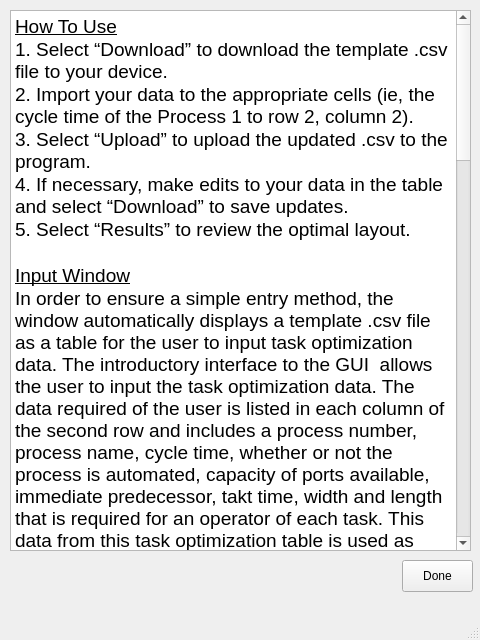
First picture: the form in backend/help.ui, repository sblankley/global-clinic-2020, before the edit.
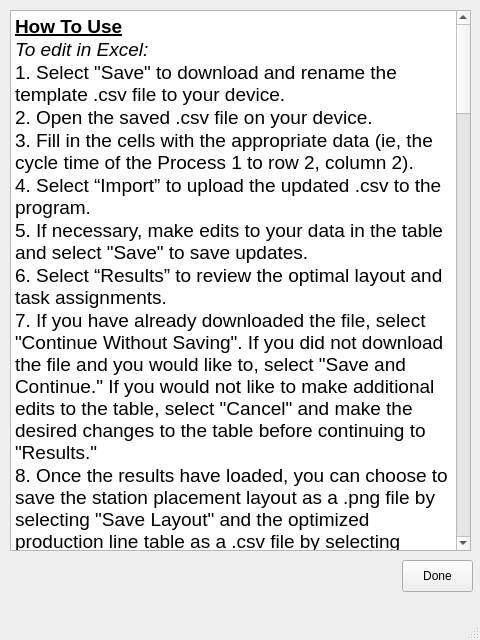
Second picture: the form after the edit.

Commit message: updated How To instructions and window info

Diff of the .ui file:
```diff
--- a/backend/help.ui
+++ b/backend/help.ui
@@ -44,24 +44,37 @@
 &lt;html&gt;&lt;head&gt;&lt;meta name=&quot;qrichtext&quot; content=&quot;1&quot; /&gt;&lt;style type=&quot;text/css&quot;&gt;
 p, li { white-space: pre-wrap; }
 &lt;/style&gt;&lt;/head&gt;&lt;body style=&quot; font-family:'Helvetica'; font-size:14pt; font-weight:400; font-style:normal;&quot;&gt;
-&lt;p style=&quot; margin-top:0px; margin-bottom:0px; margin-left:0px; margin-right:0px; -qt-block-indent:0; text-indent:0px;&quot;&gt;&lt;a name=&quot;docs-internal-guid-2575220b-7fff-4287-2557-40c273b83d74&quot;&gt;&lt;/a&gt;&lt;span style=&quot; text-decoration: underline; color:#000000; background-color:transparent;&quot;&gt;H&lt;/span&gt;&lt;span style=&quot; text-decoration: underline; color:#000000; background-color:transparent;&quot;&gt;ow To Use&lt;/span&gt;&lt;/p&gt;
-&lt;p style=&quot; margin-top:0px; margin-bottom:0px; margin-left:0px; margin-right:0px; -qt-block-indent:0; text-indent:0px;&quot;&gt;&lt;a name=&quot;docs-internal-guid-19474c79-7fff-71cc-b538-8d911e409bbf&quot;&gt;&lt;/a&gt;&lt;span style=&quot; color:#000000; background-color:transparent;&quot;&gt;1&lt;/span&gt;&lt;span style=&quot; color:#000000; background-color:transparent;&quot;&gt;. Select “Download” to download the template .csv file to your device.&lt;/span&gt;&lt;/p&gt;
-&lt;p style=&quot; margin-top:0px; margin-bottom:0px; margin-left:0px; margin-right:0px; -qt-block-indent:0; text-indent:0px;&quot;&gt;&lt;span style=&quot; color:#000000; background-color:transparent;&quot;&gt;2. &lt;/span&gt;&lt;a name=&quot;docs-internal-guid-5ca41c6e-7fff-b358-a499-ee987e804574&quot;&gt;&lt;/a&gt;&lt;span style=&quot; color:#000000; background-color:transparent;&quot;&gt;I&lt;/span&gt;&lt;span style=&quot; color:#000000; background-color:transparent;&quot;&gt;mport your data to the appropriate cells (ie, the cycle time of the Process 1 to row 2, column 2).&lt;/span&gt;&lt;/p&gt;
-&lt;p style=&quot; margin-top:0px; margin-bottom:0px; margin-left:0px; margin-right:0px; -qt-block-indent:0; text-indent:0px;&quot;&gt;&lt;span style=&quot; color:#000000; background-color:transparent;&quot;&gt;3. &lt;/span&gt;&lt;a name=&quot;docs-internal-guid-a22eb044-7fff-dd43-89b7-e1263a7f52ba&quot;&gt;&lt;/a&gt;&lt;span style=&quot; color:#000000; background-color:transparent;&quot;&gt;S&lt;/span&gt;&lt;span style=&quot; font-family:'Arial'; color:#000000; background-color:transparent;&quot;&gt;elect “Upload” to upload the updated .csv to the program.&lt;/span&gt;&lt;/p&gt;
-&lt;p style=&quot; margin-top:0px; margin-bottom:0px; margin-left:0px; margin-right:0px; -qt-block-indent:0; text-indent:0px;&quot;&gt;&lt;span style=&quot; font-family:'Arial'; color:#000000; background-color:transparent;&quot;&gt;4. &lt;/span&gt;&lt;a name=&quot;docs-internal-guid-f542fd04-7fff-fa75-50b5-0bfb89917490&quot;&gt;&lt;/a&gt;&lt;span style=&quot; font-family:'Arial'; color:#000000; background-color:transparent;&quot;&gt;I&lt;/span&gt;&lt;span style=&quot; font-family:'Arial'; color:#000000; background-color:transparent;&quot;&gt;f necessary, make edits to your data in the table and select “Download” to save updates.&lt;/span&gt;&lt;/p&gt;
-&lt;p style=&quot; margin-top:0px; margin-bottom:0px; margin-left:0px; margin-right:0px; -qt-block-indent:0; text-indent:0px;&quot;&gt;&lt;span style=&quot; font-family:'Arial'; color:#000000; background-color:transparent;&quot;&gt;5. &lt;/span&gt;&lt;a name=&quot;docs-internal-guid-38d91a71-7fff-4e37-288b-d14484009e3c&quot;&gt;&lt;/a&gt;&lt;span style=&quot; font-family:'Arial'; color:#000000; background-color:transparent;&quot;&gt;S&lt;/span&gt;&lt;span style=&quot; font-family:'Arial'; color:#000000; background-color:transparent;&quot;&gt;elect “Results” to review the optimal layout.&lt;/span&gt;&lt;/p&gt;
+&lt;p style=&quot; margin-top:0px; margin-bottom:0px; margin-left:0px; margin-right:0px; -qt-block-indent:0; text-indent:0px;&quot;&gt;&lt;a name=&quot;docs-internal-guid-2575220b-7fff-4287-2557-40c273b83d74&quot;&gt;&lt;/a&gt;&lt;span style=&quot; font-weight:600; text-decoration: underline; color:#000000; background-color:transparent;&quot;&gt;H&lt;/span&gt;&lt;span style=&quot; font-weight:600; text-decoration: underline; color:#000000; background-color:transparent;&quot;&gt;ow To Use&lt;/span&gt;&lt;/p&gt;
+&lt;p style=&quot; margin-top:0px; margin-bottom:0px; margin-left:0px; margin-right:0px; -qt-block-indent:0; text-indent:0px;&quot;&gt;&lt;span style=&quot; font-style:italic; color:#000000; background-color:transparent;&quot;&gt;To edit in Excel:&lt;/span&gt;&lt;/p&gt;
+&lt;p style=&quot; margin-top:0px; margin-bottom:0px; margin-left:0px; margin-right:0px; -qt-block-indent:0; text-indent:0px;&quot;&gt;&lt;a name=&quot;docs-internal-guid-19474c79-7fff-71cc-b538-8d911e409bbf&quot;&gt;&lt;/a&gt;&lt;span style=&quot; color:#000000; background-color:transparent;&quot;&gt;1&lt;/span&gt;&lt;span style=&quot; color:#000000; background-color:transparent;&quot;&gt;. Select &amp;quot;Save&amp;quot; to download and rename the template .csv file to your device.&lt;/span&gt;&lt;/p&gt;
+&lt;p style=&quot; margin-top:0px; margin-bottom:0px; margin-left:0px; margin-right:0px; -qt-block-indent:0; text-indent:0px;&quot;&gt;&lt;span style=&quot; color:#000000; background-color:transparent;&quot;&gt;2. Open the saved .csv file on your device.&lt;/span&gt;&lt;/p&gt;
+&lt;p style=&quot; margin-top:0px; margin-bottom:0px; margin-left:0px; margin-right:0px; -qt-block-indent:0; text-indent:0px;&quot;&gt;&lt;span style=&quot; color:#000000; background-color:transparent;&quot;&gt;3. &lt;/span&gt;&lt;span style=&quot; font-family:'Arial'; color:#000000; background-color:transparent;&quot;&gt;Fill in the cells with the appropriate data &lt;/span&gt;&lt;span style=&quot; color:#000000; background-color:transparent;&quot;&gt;(ie, the cycle time of the Process 1 to row 2, column 2).&lt;/span&gt;&lt;/p&gt;
+&lt;p style=&quot; margin-top:0px; margin-bottom:0px; margin-left:0px; margin-right:0px; -qt-block-indent:0; text-indent:0px;&quot;&gt;&lt;span style=&quot; color:#000000; background-color:transparent;&quot;&gt;4. &lt;/span&gt;&lt;a name=&quot;docs-internal-guid-a22eb044-7fff-dd43-89b7-e1263a7f52ba&quot;&gt;&lt;/a&gt;&lt;span style=&quot; color:#000000; background-color:transparent;&quot;&gt;S&lt;/span&gt;&lt;span style=&quot; font-family:'Arial'; color:#000000; background-color:transparent;&quot;&gt;elect “Import” to upload the updated .csv to the program.&lt;/span&gt;&lt;/p&gt;
+&lt;p style=&quot; margin-top:0px; margin-bottom:0px; margin-left:0px; margin-right:0px; -qt-block-indent:0; text-indent:0px;&quot;&gt;&lt;span style=&quot; font-family:'Arial'; color:#000000; background-color:transparent;&quot;&gt;5. &lt;/span&gt;&lt;a name=&quot;docs-internal-guid-f542fd04-7fff-fa75-50b5-0bfb89917490&quot;&gt;&lt;/a&gt;&lt;span style=&quot; font-family:'Arial'; color:#000000; background-color:transparent;&quot;&gt;I&lt;/span&gt;&lt;span style=&quot; font-family:'Arial'; color:#000000; background-color:transparent;&quot;&gt;f necessary, make edits to your data in the table and select &amp;quot;Save&amp;quot; to save updates.&lt;/span&gt;&lt;/p&gt;
+&lt;p style=&quot; margin-top:0px; margin-bottom:0px; margin-left:0px; margin-right:0px; -qt-block-indent:0; text-indent:0px;&quot;&gt;&lt;span style=&quot; font-family:'Arial'; color:#000000; background-color:transparent;&quot;&gt;6. &lt;/span&gt;&lt;a name=&quot;docs-internal-guid-38d91a71-7fff-4e37-288b-d14484009e3c&quot;&gt;&lt;/a&gt;&lt;span style=&quot; font-family:'Arial'; color:#000000; background-color:transparent;&quot;&gt;S&lt;/span&gt;&lt;span style=&quot; font-family:'Arial'; color:#000000; background-color:transparent;&quot;&gt;elect “Results” to review the optimal layout and task assignments.&lt;/span&gt;&lt;/p&gt;
+&lt;p style=&quot; margin-top:0px; margin-bottom:0px; margin-left:0px; margin-right:0px; -qt-block-indent:0; text-indent:0px;&quot;&gt;&lt;span style=&quot; font-family:'Arial'; color:#000000; background-color:transparent;&quot;&gt;7. If you have already downloaded the file, select &amp;quot;Continue Without Saving&amp;quot;. If you did not download the file and you would like to, select &amp;quot;Save and Continue.&amp;quot; If you would not like to make additional edits to the table, select &amp;quot;Cancel&amp;quot; and make the desired changes to the table before continuing to &amp;quot;Results.&amp;quot;&lt;/span&gt;&lt;/p&gt;
+&lt;p style=&quot; margin-top:0px; margin-bottom:0px; margin-left:0px; margin-right:0px; -qt-block-indent:0; text-indent:0px;&quot;&gt;&lt;span style=&quot; font-family:'Arial'; color:#000000; background-color:transparent;&quot;&gt;8. Once the results have loaded, you can choose to save the station placement layout as a .png file by selecting &amp;quot;Save Layout&amp;quot; and the optimized production line table as a .csv file by selecting &amp;quot;Save Table.&amp;quot;&lt;/span&gt;&lt;/p&gt;
+&lt;p style=&quot; margin-top:0px; margin-bottom:0px; margin-left:0px; margin-right:0px; -qt-block-indent:0; text-indent:0px;&quot;&gt;&lt;span style=&quot; font-family:'Arial'; color:#000000; background-color:transparent;&quot;&gt;9. To exit the program, select &amp;quot;Close.&amp;quot; A warning window will appear to remind you to save your results. If you would like to go back to save your results, select &amp;quot;Cancel&amp;quot; and save your results. Otherwise, you can select &amp;quot;Continue&amp;quot; to exit the program.&lt;/span&gt;&lt;/p&gt;
 &lt;p style=&quot;-qt-paragraph-type:empty; margin-top:0px; margin-bottom:0px; margin-left:0px; margin-right:0px; -qt-block-indent:0; text-indent:0px; font-family:'Arial'; color:#000000;&quot;&gt;&lt;br /&gt;&lt;/p&gt;
-&lt;p style=&quot; margin-top:0px; margin-bottom:0px; margin-left:0px; margin-right:0px; -qt-block-indent:0; text-indent:0px;&quot;&gt;&lt;span style=&quot; font-family:'Arial'; text-decoration: underline; color:#000000;&quot;&gt;Input Window&lt;/span&gt;&lt;/p&gt;
+&lt;p style=&quot; margin-top:0px; margin-bottom:0px; margin-left:0px; margin-right:0px; -qt-block-indent:0; text-indent:0px;&quot;&gt;&lt;span style=&quot; font-family:'Arial'; font-style:italic; color:#000000; background-color:transparent;&quot;&gt;To edit directly in the program: &lt;/span&gt;&lt;/p&gt;
+&lt;p style=&quot; margin-top:0px; margin-bottom:0px; margin-left:0px; margin-right:0px; -qt-block-indent:0; text-indent:0px;&quot;&gt;&lt;span style=&quot; font-family:'Arial'; color:#000000; background-color:transparent;&quot;&gt;1. Fill in the cells with the appropriate data &lt;/span&gt;&lt;span style=&quot; color:#000000; background-color:transparent;&quot;&gt;(ie, the cycle time of the Process 1 to row 2, column 2). To navigate between cells, use the tab and arrow keys.&lt;/span&gt;&lt;/p&gt;
+&lt;p style=&quot; margin-top:0px; margin-bottom:0px; margin-left:0px; margin-right:0px; -qt-block-indent:0; text-indent:0px;&quot;&gt;&lt;span style=&quot; color:#000000; background-color:transparent;&quot;&gt;2. Save your changes by selecting &amp;quot;Save&amp;quot; and naming your .csv file.&lt;/span&gt;&lt;/p&gt;
+&lt;p style=&quot; margin-top:0px; margin-bottom:0px; margin-left:0px; margin-right:0px; -qt-block-indent:0; text-indent:0px;&quot;&gt;&lt;span style=&quot; color:#000000; background-color:transparent;&quot;&gt;3. &lt;/span&gt;&lt;a name=&quot;docs-internal-guid-38d91a71-7fff-4e37-288b-d14484009e3c&quot;&gt;&lt;/a&gt;&lt;span style=&quot; font-family:'Arial'; color:#000000; background-color:transparent;&quot;&gt;S&lt;/span&gt;&lt;span style=&quot; font-family:'Arial'; color:#000000; background-color:transparent;&quot;&gt;elect “Results” to review the optimal layout and task assignments.&lt;/span&gt;&lt;/p&gt;
+&lt;p style=&quot; margin-top:0px; margin-bottom:0px; margin-left:0px; margin-right:0px; -qt-block-indent:0; text-indent:0px;&quot;&gt;&lt;span style=&quot; font-family:'Arial'; color:#000000; background-color:transparent;&quot;&gt;4. If you have already downloaded the file, select &amp;quot;Continue Without Saving&amp;quot;. If you did not save the file and you would like to, select &amp;quot;Save and Continue.&amp;quot; If you would not like to make additional edits to the table, select &amp;quot;Cancel&amp;quot; and make the desired changes to the table before continuing to &amp;quot;Results.&amp;quot;&lt;/span&gt;&lt;/p&gt;
+&lt;p style=&quot; margin-top:0px; margin-bottom:0px; margin-left:0px; margin-right:0px; -qt-block-indent:0; text-indent:0px;&quot;&gt;&lt;span style=&quot; font-family:'Arial'; color:#000000; background-color:transparent;&quot;&gt;5. Once the results have loaded, you can choose to save the station placement layout as a .png file by selecting &amp;quot;Save Layout&amp;quot; and the optimized production line table as a .csv file by selecting &amp;quot;Save Table.&amp;quot;&lt;/span&gt;&lt;/p&gt;
+&lt;p style=&quot; margin-top:0px; margin-bottom:0px; margin-left:0px; margin-right:0px; -qt-block-indent:0; text-indent:0px;&quot;&gt;&lt;span style=&quot; font-family:'Arial'; color:#000000; background-color:transparent;&quot;&gt;6. To exit the program, select &amp;quot;Close.&amp;quot; A warning window will appear to remind you to save your results. If you would like to go back to save your results, select &amp;quot;Cancel&amp;quot; and save your results. Otherwise, you can select &amp;quot;Continue&amp;quot; to exit the program.&lt;/span&gt;&lt;/p&gt;
+&lt;p style=&quot;-qt-paragraph-type:empty; margin-top:0px; margin-bottom:0px; margin-left:0px; margin-right:0px; -qt-block-indent:0; text-indent:0px; font-family:'Arial'; color:#000000;&quot;&gt;&lt;br /&gt;&lt;/p&gt;
+&lt;p style=&quot; margin-top:0px; margin-bottom:0px; margin-left:0px; margin-right:0px; -qt-block-indent:0; text-indent:0px;&quot;&gt;&lt;span style=&quot; font-family:'Arial'; font-weight:600; text-decoration: underline; color:#000000;&quot;&gt;Input Window&lt;/span&gt;&lt;/p&gt;
 &lt;p style=&quot; margin-top:0px; margin-bottom:0px; margin-left:0px; margin-right:0px; -qt-block-indent:0; text-indent:0px;&quot;&gt;&lt;span style=&quot; font-family:'Arial'; color:#000000;&quot;&gt;In order to ensure a simple entry method, the window automatically displays a template .csv file as a table for the user to input task optimization data. The introductory interface to the GUI  allows the user to input the task optimization data. The data required of the user is listed in each column of the second row and includes a process number, process name, cycle time, whether or not the process is automated, capacity of ports available, immediate predecessor, takt time, width and length that is required for an operator of each task. This data from this task optimization table is used as inputs for the optimization script.&lt;/span&gt;&lt;/p&gt;
 &lt;p style=&quot;-qt-paragraph-type:empty; margin-top:0px; margin-bottom:0px; margin-left:0px; margin-right:0px; -qt-block-indent:0; text-indent:0px; font-family:'Arial'; color:#000000;&quot;&gt;&lt;br /&gt;&lt;/p&gt;
-&lt;p style=&quot; margin-top:0px; margin-bottom:0px; margin-left:0px; margin-right:0px; -qt-block-indent:0; text-indent:0px;&quot;&gt;&lt;span style=&quot; font-family:'Arial'; color:#000000;&quot;&gt;There are four pushbuttons at the bottom of the window. The &amp;quot;Download&amp;quot; pushbutton in the bottom right allows the user to download their inputted data as a .csv file and save it with their choice of file name. The &amp;quot;Upload&amp;quot; pushbutton, located to the right of the &amp;quot;Download&amp;quot; pushbutton, lets the user upload any changes made directly to the .csv file by selecting their choice of file with a file directory window. When selected, the &amp;quot;Results&amp;quot; pushbutton, located to the right of the &amp;quot;Upload&amp;quot; pushbutton, prompts the optimization suite to take the data inputted and run the optimization script.&lt;/span&gt;&lt;/p&gt;
+&lt;p style=&quot; margin-top:0px; margin-bottom:0px; margin-left:0px; margin-right:0px; -qt-block-indent:0; text-indent:0px;&quot;&gt;&lt;span style=&quot; font-family:'Arial'; color:#000000;&quot;&gt;There are four pushbuttons at the bottom of the window. The &amp;quot;Import&amp;quot; pushbutton lets the user upload any changes made directly to the .csv file by selecting their choice of file with a file directory window. The &amp;quot;Save&amp;quot; pushbutton, located to the right of the &amp;quot;Import&amp;quot; pushbutton, allows the user to download their inputted data as a .csv file and save it with their choice of file name.  When selected, the &amp;quot;Results&amp;quot; pushbutton, located to the right of the &amp;quot;Save&amp;quot; pushbutton, prompts the optimization suite to take the data inputted and run the optimization script.&lt;/span&gt;&lt;/p&gt;
 &lt;p style=&quot;-qt-paragraph-type:empty; margin-top:0px; margin-bottom:0px; margin-left:0px; margin-right:0px; -qt-block-indent:0; text-indent:0px; font-family:'Arial'; text-decoration: underline; color:#000000;&quot;&gt;&lt;br /&gt;&lt;/p&gt;
-&lt;p style=&quot; margin-top:0px; margin-bottom:0px; margin-left:0px; margin-right:0px; -qt-block-indent:0; text-indent:0px;&quot;&gt;&lt;span style=&quot; font-family:'Arial'; text-decoration: underline; color:#000000;&quot;&gt;Results Window&lt;/span&gt;&lt;/p&gt;
-&lt;p style=&quot; margin-top:0px; margin-bottom:0px; margin-left:0px; margin-right:0px; -qt-block-indent:0; text-indent:0px;&quot;&gt;&lt;span style=&quot; font-family:'Arial'; color:#000000;&quot;&gt;The Results window that appears when the user presses the &amp;quot;Results&amp;quot; pushbutton in the bottom right corner on the Input Window. This window displays a table of the solution with the optimized task grouping assignments for the manufacturing facility. The data presented for the user is listed in each column of the first row and details each station number with its assigned task, number of operators and number of computer operators. &lt;/span&gt;&lt;/p&gt;
+&lt;p style=&quot; margin-top:0px; margin-bottom:0px; margin-left:0px; margin-right:0px; -qt-block-indent:0; text-indent:0px;&quot;&gt;&lt;span style=&quot; font-family:'Arial'; font-weight:600; text-decoration: underline; color:#000000;&quot;&gt;Results Window&lt;/span&gt;&lt;/p&gt;
+&lt;p style=&quot; margin-top:0px; margin-bottom:0px; margin-left:0px; margin-right:0px; -qt-block-indent:0; text-indent:0px;&quot;&gt;&lt;span style=&quot; font-family:'Arial'; color:#000000;&quot;&gt;The Results window that appears when the user presses the &amp;quot;Results&amp;quot; pushbutton in the bottom right corner on the Input Window. This window displays a table of the solution with the optimized task grouping assignments for the manufacturing facility. The data presented for the user is listed in each column of the first row and details each station number with its length and width, assigned task, number of operators and number of computer operators. &lt;/span&gt;&lt;/p&gt;
 &lt;p style=&quot;-qt-paragraph-type:empty; margin-top:0px; margin-bottom:0px; margin-left:0px; margin-right:0px; -qt-block-indent:0; text-indent:0px; font-family:'Arial'; color:#000000;&quot;&gt;&lt;br /&gt;&lt;/p&gt;
-&lt;p style=&quot; margin-top:0px; margin-bottom:0px; margin-left:0px; margin-right:0px; -qt-block-indent:0; text-indent:0px;&quot;&gt;&lt;span style=&quot; font-family:'Arial'; color:#000000;&quot;&gt;Similarly to the Input Window, the Results Window includes pushbuttons. The &amp;quot;Help&amp;quot; pusbutton in the bottom left corner maintains the same documentation information as the Input Window documentation. The &amp;quot;Save Table&amp;quot; and &amp;quot;Save Layout&amp;quot; pushbuttons allows the user to save the optimized solution of task distribution and station placement layout through a file directory window. Finally, the &amp;quot;Close&amp;quot; pushbutton terminates the program but warns the user the save the file before closing with the warning&lt;/span&gt;&lt;/p&gt;
+&lt;p style=&quot; margin-top:0px; margin-bottom:0px; margin-left:0px; margin-right:0px; -qt-block-indent:0; text-indent:0px;&quot;&gt;&lt;span style=&quot; font-family:'Arial'; color:#000000;&quot;&gt;Similarly to the Input Window, the Results Window includes pushbuttons. The &amp;quot;Help&amp;quot; pusbutton in the bottom left corner maintains the same documentation information as the Input Window documentation. The &amp;quot;Save Table&amp;quot; and &amp;quot;Save Layout&amp;quot; pushbuttons allows the user to save the optimized solution of task distribution and station placement layout through a file directory window. Finally, the &amp;quot;Close&amp;quot; pushbutton terminates the program but warns the user the save the file before closing with a warning window.&lt;/span&gt;&lt;/p&gt;
 &lt;p style=&quot;-qt-paragraph-type:empty; margin-top:0px; margin-bottom:0px; margin-left:0px; margin-right:0px; -qt-block-indent:0; text-indent:0px; font-family:'Arial'; color:#000000;&quot;&gt;&lt;br /&gt;&lt;/p&gt;
-&lt;p style=&quot; margin-top:0px; margin-bottom:0px; margin-left:0px; margin-right:0px; -qt-block-indent:0; text-indent:0px;&quot;&gt;&lt;a name=&quot;docs-internal-guid-fbd5f8dc-7fff-7204-8372-8e8346e8e098&quot;&gt;&lt;/a&gt;&lt;span style=&quot; font-family:'Arial'; text-decoration: underline; color:#000000; background-color:transparent;&quot;&gt;A&lt;/span&gt;&lt;span style=&quot; font-family:'Arial'; text-decoration: underline; color:#000000; background-color:transparent;&quot;&gt;bout&lt;/span&gt;&lt;/p&gt;
+&lt;p style=&quot; margin-top:0px; margin-bottom:0px; margin-left:0px; margin-right:0px; -qt-block-indent:0; text-indent:0px;&quot;&gt;&lt;a name=&quot;docs-internal-guid-fbd5f8dc-7fff-7204-8372-8e8346e8e098&quot;&gt;&lt;/a&gt;&lt;span style=&quot; font-family:'Arial'; font-weight:600; text-decoration: underline; color:#000000; background-color:transparent;&quot;&gt;A&lt;/span&gt;&lt;span style=&quot; font-family:'Arial'; font-weight:600; text-decoration: underline; color:#000000; background-color:transparent;&quot;&gt;bout&lt;/span&gt;&lt;/p&gt;
 &lt;p style=&quot; margin-top:0px; margin-bottom:0px; margin-left:0px; margin-right:0px; -qt-block-indent:0; text-indent:0px;&quot;&gt;&lt;a name=&quot;docs-internal-guid-916b04ab-7fff-cebd-e2f6-833938309269&quot;&gt;&lt;/a&gt;&lt;span style=&quot; font-family:'Arial'; color:#000000; background-color:transparent;&quot;&gt;T&lt;/span&gt;&lt;span style=&quot; font-family:'Arial'; color:#000000; background-color:transparent;&quot;&gt;his program was created by the Harvey Mudd College Global Clinic team during the 2019-2020 academic year. The motivation for this project and the accompanying software is outlined below.&lt;/span&gt;&lt;/p&gt;
 &lt;p style=&quot;-qt-paragraph-type:empty; margin-top:0px; margin-bottom:0px; margin-left:0px; margin-right:0px; -qt-block-indent:0; text-indent:0px; font-family:'Arial'; color:#000000;&quot;&gt;&lt;br /&gt;&lt;/p&gt;
 &lt;p style=&quot; margin-top:0px; margin-bottom:0px; margin-left:0px; margin-right:0px; -qt-block-indent:0; text-indent:0px;&quot;&gt;&lt;a name=&quot;docs-internal-guid-17dd7f03-7fff-ee2a-8f36-92af26c83006&quot;&gt;&lt;/a&gt;&lt;span style=&quot; font-family:'Arial'; color:#000000; background-color:transparent;&quot;&gt;W&lt;/span&gt;&lt;span style=&quot; font-family:'Arial'; color:#000000; background-color:transparent;&quot;&gt;ithin a manufacturing facility, continuous improvement projects help address the need for constant change and adaptation within a facility to the customer’s demands. These projects can result in a facility incorporating new equipment, new processes, or altering the distribution of operators. Depending on the size and industry a particular facility operates in, the initial cost of these changes can be large enough to dissuade the implementation of programs and efforts  long-term savings. Though industry-standard software exists to solve this type of problem, these solutions typically exist in facility-specific tools that are expensive and time-intensive to create. The HMC team set out to prototype a general optimization tool that would not be facility-specific, but instead be an open-source tool that any facility could use to quickly and inexpensively evaluate changes to their production line.&lt;/span&gt;&lt;/p&gt;
```
